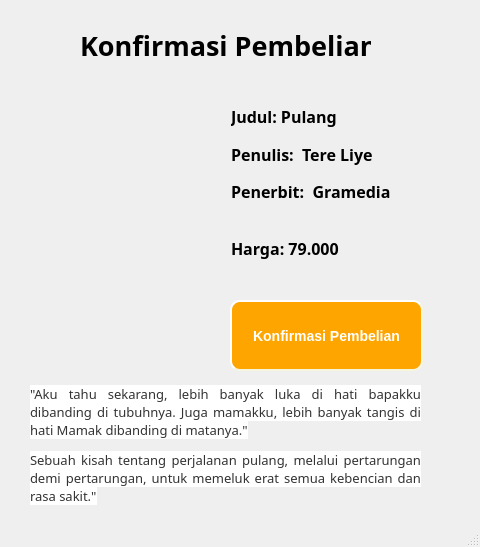
Above: konfirmasipulang.ui from Azzamubaidillah/BookGuiApp before the change. Below: the same form after it.
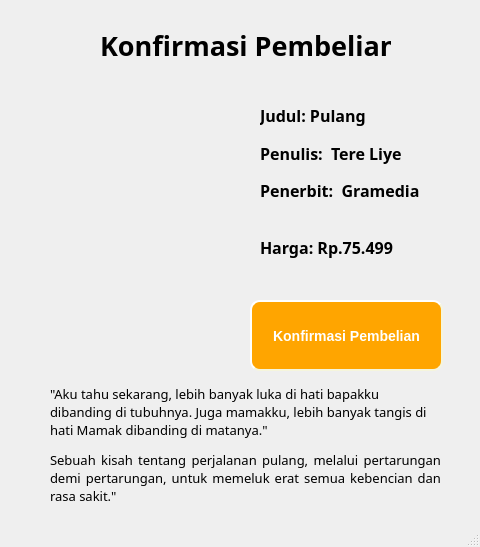
That is the form after the change. Icons and pictures are not drawn.

What changed in the file:
```diff
--- a/konfirmasipulang.ui
+++ b/konfirmasipulang.ui
@@ -17,7 +17,7 @@
    <widget class="QLabel" name="label_4">
     <property name="geometry">
      <rect>
-      <x>30</x>
+      <x>50</x>
       <y>80</y>
       <width>193</width>
       <height>287</height>
@@ -36,7 +36,7 @@
    <widget class="QLabel" name="label">
     <property name="geometry">
      <rect>
-      <x>80</x>
+      <x>100</x>
       <y>10</y>
       <width>291</width>
       <height>71</height>
@@ -57,7 +57,7 @@
    <widget class="QPushButton" name="pushButton_2">
     <property name="geometry">
      <rect>
-      <x>230</x>
+      <x>250</x>
       <y>300</y>
       <width>193</width>
       <height>71</height>
@@ -89,8 +89,8 @@
    <widget class="QWidget" name="layoutWidget">
     <property name="geometry">
      <rect>
-      <x>231</x>
-      <y>101</y>
+      <x>260</x>
+      <y>100</y>
       <width>220</width>
       <height>163</height>
      </rect>
@@ -128,7 +128,7 @@
         </font>
        </property>
        <property name="text">
-        <string>Harga: 79.000</string>
+        <string>Harga: Rp.75.499</string>
        </property>
       </widget>
      </item>
@@ -180,7 +180,7 @@
    <widget class="QLabel" name="label_2">
     <property name="geometry">
      <rect>
-      <x>30</x>
+      <x>50</x>
       <y>360</y>
       <width>391</width>
       <height>171</height>
@@ -193,7 +193,7 @@
      </font>
     </property>
     <property name="text">
-     <string>&lt;html&gt;&lt;head/&gt;&lt;body&gt;&lt;p align=&quot;justify&quot;&gt;&lt;span style=&quot; font-family:'Arial','sans-serif'; font-size:13px; color:#333333; background-color:#ffffff;&quot;&gt;&amp;quot;Aku tahu sekarang, lebih banyak luka di hati bapakku dibanding di tubuhnya. Juga mamakku, lebih banyak tangis di hati Mamak dibanding di matanya.&amp;quot;&lt;/span&gt;&lt;/p&gt;&lt;p align=&quot;justify&quot;&gt;&lt;span style=&quot; font-family:'Arial','sans-serif'; font-size:13px; color:#333333; background-color:#ffffff;&quot;&gt;Sebuah kisah tentang perjalanan pulang, melalui pertarungan demi pertarungan, untuk memeluk erat semua kebencian dan rasa sakit.&amp;quot;&lt;/span&gt;&lt;/p&gt;&lt;/body&gt;&lt;/html&gt;</string>
+     <string>&lt;html&gt;&lt;head/&gt;&lt;body&gt;&lt;p&gt;&amp;quot;Aku tahu sekarang, lebih banyak luka di hati bapakku dibanding di tubuhnya. Juga mamakku, lebih banyak tangis di hati Mamak dibanding di matanya.&amp;quot;&lt;/p&gt;&lt;p align=&quot;justify&quot;&gt;Sebuah kisah tentang perjalanan pulang, melalui pertarungan demi pertarungan, untuk memeluk erat semua kebencian dan rasa sakit.&amp;quot;&lt;/p&gt;&lt;/body&gt;&lt;/html&gt;</string>
     </property>
     <property name="textFormat">
      <enum>Qt::RichText</enum>
```
